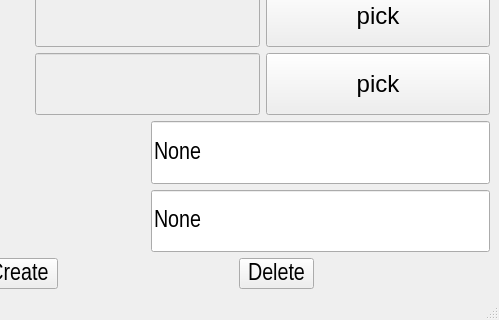
This is bind/ui/setup/face_ui.ui in MuZiMuZi/muziToolset as Qt 5 draws it before an edit; both pictures show x 204 to 703 and y 299 to 619 of the 703 by 619 pixel window. The edited form follows.
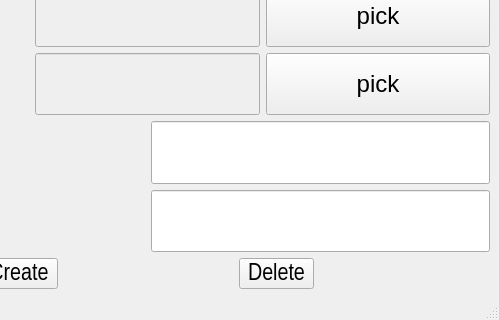
This is the edited form.

The edit to the form file:
```diff
--- a/bind/ui/setup/face_ui.ui
+++ b/bind/ui/setup/face_ui.ui
@@ -368,9 +368,6 @@
             <pointsize>18</pointsize>
            </font>
           </property>
-          <property name="text">
-           <string>None</string>
-          </property>
          </widget>
         </item>
        </layout>
@@ -418,9 +415,6 @@
             <pointsize>18</pointsize>
            </font>
           </property>
-          <property name="text">
-           <string>None</string>
-          </property>
          </widget>
         </item>
        </layout>
```
